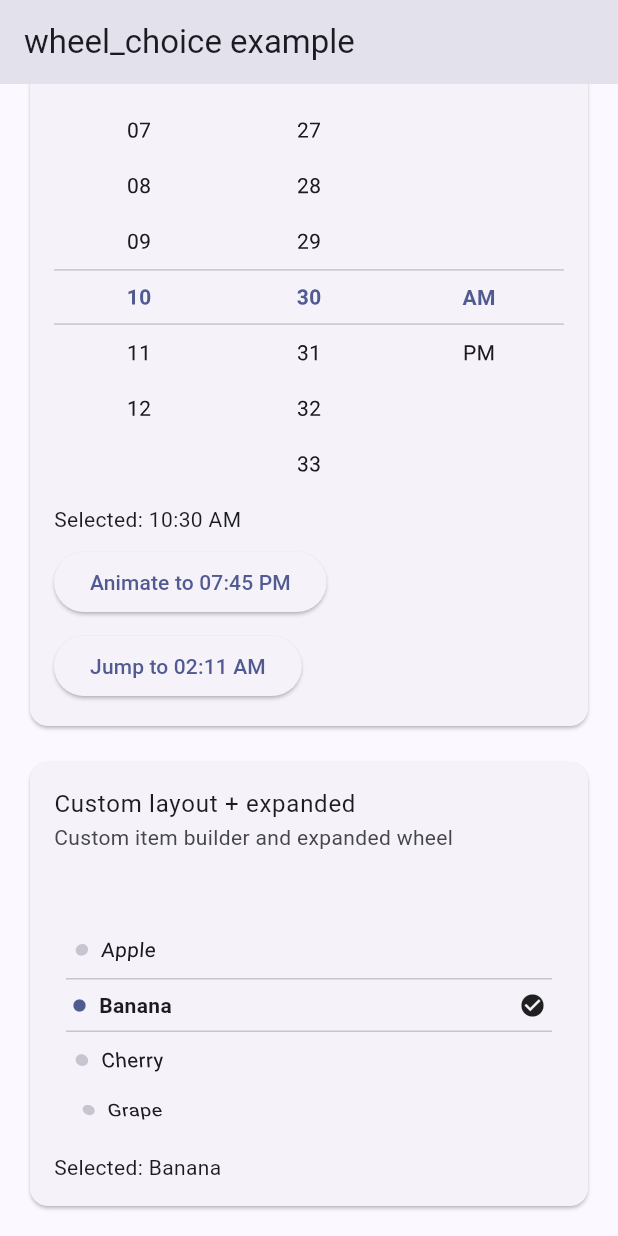
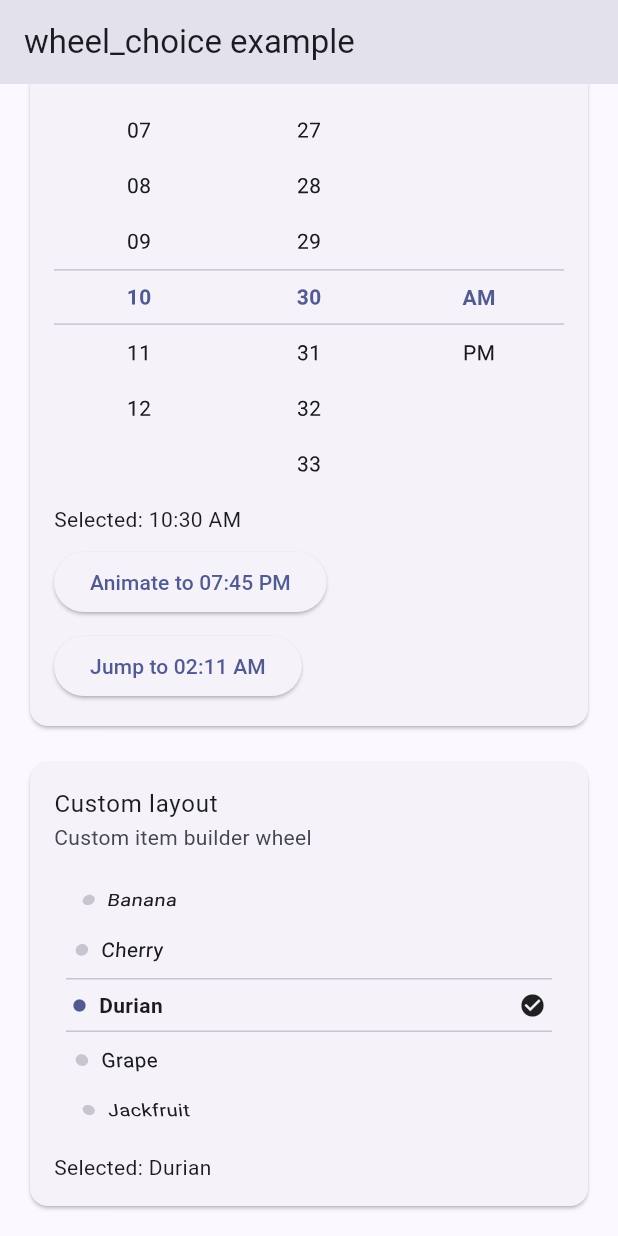
Before and after one commit to davigmacode/flutter_wheel_choice, a Flutter app: the screen it shows after launch, scrolled down 500 dp, on a phone screen of 412 x 824 dp. Run offline on Flutter 3.47's test engine with Material 3 defaults, Android fonts, the light colour scheme and no system bars.

Commit message:
Improved example

```diff
--- a/example/lib/main.dart
+++ b/example/lib/main.dart
@@ -52,14 +52,24 @@ class _ExampleHomePageState extends State<ExampleHomePage> {
   static final _hours = List<int>.generate(12, (i) => i + 1);
   static final _minutes = List<int>.generate(60, (i) => i);
   static const _periods = ['AM', 'PM'];
-  static const _fruits = ['Apple', 'Banana', 'Cherry', 'Grape', 'Mango'];
+  static const _fruits = [
+    'Apple',
+    'Banana',
+    'Cherry',
+    'Durian',
+    'Grape',
+    'Jackfruit',
+    'Mango',
+    'Papaya',
+    'Rambutan',
+  ];
 
   String _day = 'Wed';
   String _month = 'Jan';
   int _hour = 10;
   int _minute = 30;
   String _period = 'AM';
-  String _fruit = 'Banana';
+  String _fruit = 'Durian';
 
   late final _hourController = WheelController<int>(
     options: _hours,
@@ -207,8 +217,8 @@ class _ExampleHomePageState extends State<ExampleHomePage> {
     );
 
     final section3 = _Section(
-      title: 'Custom layout + expanded',
-      subtitle: 'Custom item builder and expanded wheel',
+      title: 'Custom layout',
+      subtitle: 'Custom item builder wheel',
       children: [
         SizedBox(
           height: 180,
```
